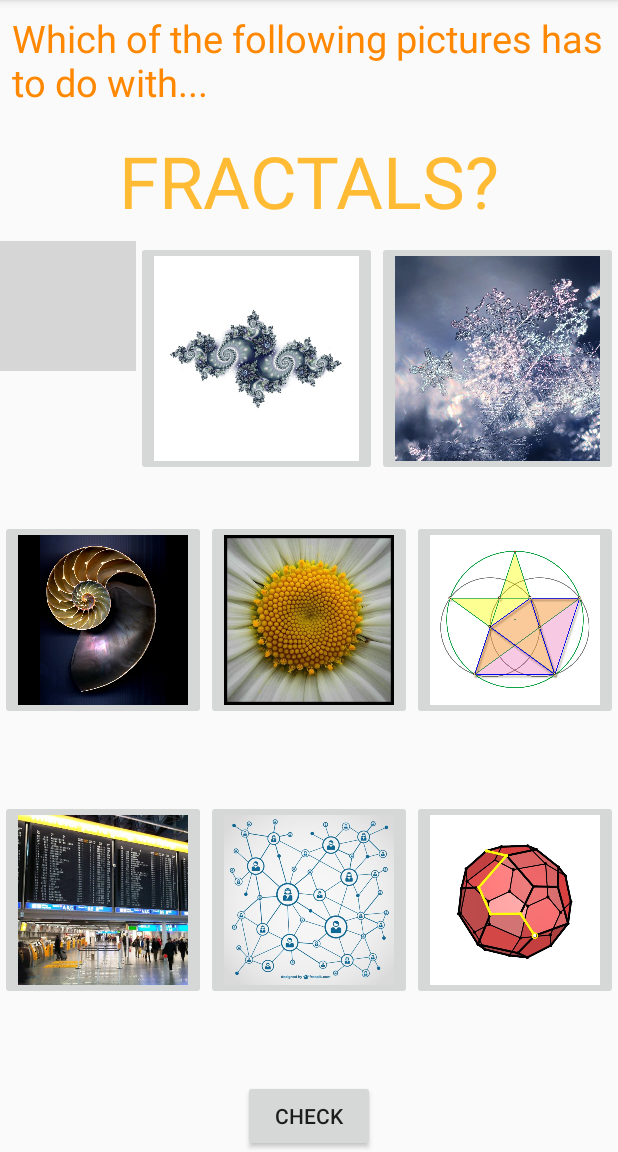
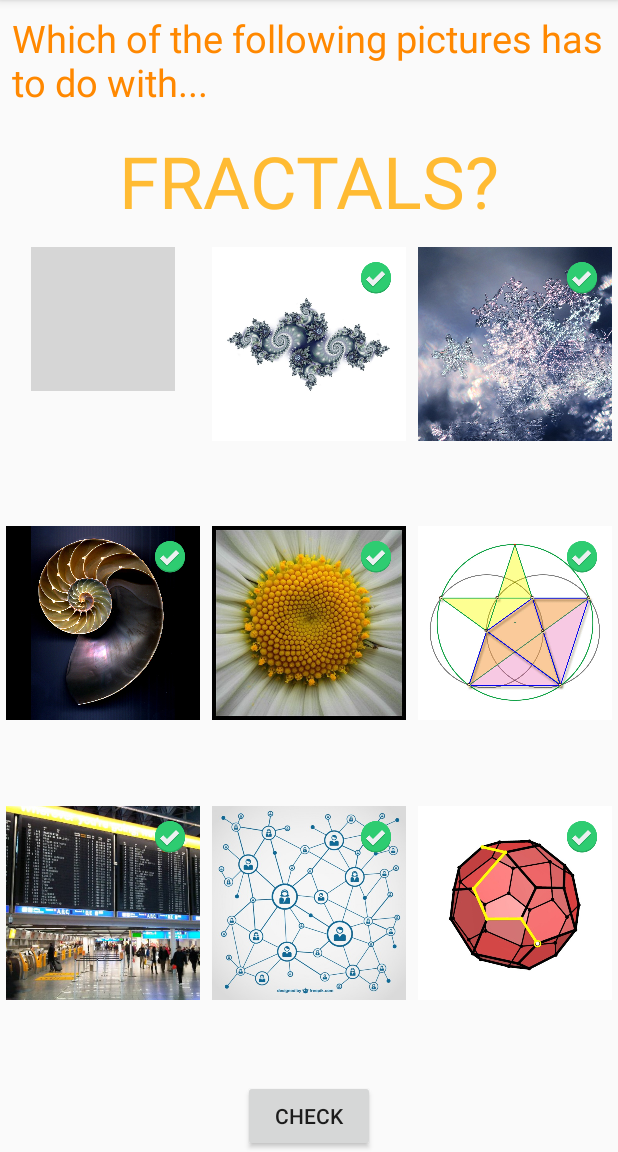
Before and after one commit to jxm-math/MathDiscoveryQuiz3, an Android app: the screen it shows after launch (MainActivity), on a phone screen of 412 x 824 dp, the part 84-1236 px from its top. Run offline under Robolectric (Android 15) with nearby library versions, the phone set to English and light mode, and no system bars; grey boxes are pictures that could not be loaded.

Commit message:
Feat: updated basic layout: grid layout + check picture

```diff
--- a/app/build.gradle
+++ b/app/build.gradle
@@ -24,7 +24,8 @@ dependencies {
     androidTestCompile('com.android.support.test.espresso:espresso-core:2.2.2', {
         exclude group: 'com.android.support', module: 'support-annotations'
     })
-    compile 'com.android.support:appcompat-v7:25.1.1'
+    compile 'com.android.support:appcompat-v7:25.3.0'
     compile 'com.android.support.constraint:constraint-layout:1.0.2'
+    compile 'com.android.support:gridlayout-v7:25.3.0'
     testCompile 'junit:junit:4.12'
 }
--- a/app/src/main/java/com/example/android/mathdiscoveryquiz3/MainActivity.java
+++ b/app/src/main/java/com/example/android/mathdiscoveryquiz3/MainActivity.java
@@ -2,6 +2,9 @@ package com.example.android.mathdiscoveryquiz3;
 
 import android.support.v7.app.AppCompatActivity;
 import android.os.Bundle;
+import android.support.v7.widget.GridLayout;
+import android.view.View;
+import android.widget.ImageButton;
 
 public class MainActivity extends AppCompatActivity {
 
@@ -10,4 +13,17 @@ public class MainActivity extends AppCompatActivity {
         super.onCreate(savedInstanceState);
         setContentView(R.layout.activity_main);
     }
+
+    boolean pict1 = false;
+    boolean pict2 = false;
+    boolean pict3 = false;
+    boolean pict4 = false;
+    boolean pict5 = false;
+    boolean pict6 = false;
+    boolean pict7 = false;
+    boolean pict8 = false;
+    boolean pict9 = false;
+
+
+
 }
--- a/app/src/main/res/layout/activity_main.xml
+++ b/app/src/main/res/layout/activity_main.xml
@@ -1,4 +1,5 @@
 <?xml version="1.0" encoding="utf-8"?>
+
 <LinearLayout xmlns:android="http://schemas.android.com/apk/res/android"
     xmlns:app="http://schemas.android.com/apk/res-auto"
     xmlns:tools="http://schemas.android.com/tools"
@@ -27,132 +28,210 @@
         android:textColor="@android:color/holo_orange_light"
         android:textSize="48sp" />
 
-    <LinearLayout
+    <android.support.v7.widget.GridLayout
+        android:id="@+id/choice_grid"
         android:layout_width="match_parent"
         android:layout_height="0dp"
+        android:layout_centerHorizontal="true"
         android:layout_weight="1"
-        android:orientation="horizontal">
+        app:alignmentMode="alignBounds"
 
-        <View
+        app:columnCount="3"
+        app:rowOrderPreserved="false"
+        app:useDefaultMargins="true">
+
+        <RelativeLayout
             android:layout_width="0dp"
-            android:layout_height="match_parent"
-            android:layout_weight="1" />
+            android:layout_height="0dp"
+            app:layout_columnWeight="1"
+            app:layout_rowWeight="1">
 
-        <LinearLayout
-            android:layout_width="wrap_content"
-            android:layout_height="match_parent"
-            android:layout_weight="0"
-            android:orientation="vertical">
+            <ImageButton
+                android:id="@+id/picture1"
+                style="@style/CheckImageButton"
+                android:src="@drawable/fractal1" />
+
+            <ImageView
+                android:layout_width="24dp"
+                android:layout_height="24dp"
+                android:layout_alignRight="@+id/picture1"
+                android:layout_alignTop="@+id/picture1"
+                android:layout_margin="8dp"
+                android:src="@drawable/check" />
+
+        </RelativeLayout>
+
+        <RelativeLayout
+            android:layout_width="0dp"
+            android:layout_height="0dp"
+            app:layout_columnWeight="1"
+            app:layout_rowWeight="1">
+
+            <ImageButton
+                android:id="@+id/picture2"
+                style="@style/CheckImageButton"
+                android:src="@drawable/fractal2" />
+
+            <ImageView
+                android:layout_width="24dp"
+                android:layout_height="24dp"
+                android:layout_alignRight="@+id/picture2"
+                android:layout_alignTop="@+id/picture2"
+                android:layout_margin="8dp"
+                android:src="@drawable/check" />
+
+        </RelativeLayout>
+
+        <RelativeLayout
+            android:layout_width="0dp"
+            android:layout_height="0dp"
+            app:layout_columnWeight="1"
+            app:layout_rowWeight="1">
+
+            <ImageButton
+                android:id="@+id/picture3"
+                style="@style/CheckImageButton"
+                android:src="@drawable/fractal3" />
+
+            <ImageView
+                android:layout_width="24dp"
+                android:layout_height="24dp"
+                android:layout_alignRight="@+id/picture3"
+                android:layout_alignTop="@+id/picture3"
+                android:layout_margin="8dp"
+                android:src="@drawable/check" />
+
+        </RelativeLayout>
+
+        <RelativeLayout
+            android:layout_width="0dp"
+            android:layout_height="0dp"
+            app:layout_columnWeight="1"
+            app:layout_rowWeight="1">
+
+            <ImageButton
+                android:id="@+id/picture4"
+                style="@style/CheckImageButton"
+                android:src="@drawable/golden1" />
+
+            <ImageView
+                android:layout_width="24dp"
+                android:layout_height="24dp"
+                android:layout_alignRight="@+id/picture4"
+                android:layout_alignTop="@+id/picture4"
+                android:layout_margin="8dp"
+                android:src="@drawable/check" />
+
+        </RelativeLayout>
+
+        <RelativeLayout
+            android:layout_width="0dp"
+            android:layout_height="0dp"
+            app:layout_columnWeight="1"
+            app:layout_rowWeight="1">
+
+            <ImageButton
+                android:id="@+id/picture5"
+                style="@style/CheckImageButton"
+                android:src="@drawable/golden2" />
+
+            <ImageView
+                android:layout_width="24dp"
+                android:layout_height="24dp"
+                android:layout_alignRight="@+id/picture5"
+                android:layout_alignTop="@+id/picture5"
+                android:layout_margin="8dp"
+                android:src="@drawable/check" />
+
+        </RelativeLayout>
+
+        <RelativeLayout
+            android:layout_width="0dp"
+            android:layout_height="0dp"
+            app:layout_columnWeight="1"
+            app:layout_rowWeight="1">
+
+            <ImageButton
+                android:id="@+id/picture6"
+                style="@style/CheckImageButton"
+                android:src="@drawable/golden3" />
+
+            <ImageView
+                android:layout_width="24dp"
+                android:layout_height="24dp"
+                android:layout_alignRight="@+id/picture6"
+                android:layout_alignTop="@+id/picture6"
+                android:layout_margin="8dp"
+                android:src="@drawable/check" />
+
+        </RelativeLayout>
+
+        <RelativeLayout
+            android:layout_width="0dp"
+            android:layout_height="0dp"
+            app:layout_columnWeight="1"
+            app:layout_rowWeight="1">
+
+            <ImageButton
+                android:id="@+id/picture7"
+                style="@style/CheckImageButton"
+                android:src="@drawable/simplex1" />
+
+            <ImageView
+                android:layout_width="24dp"
+                android:layout_height="24dp"
+                android:layout_alignRight="@+id/picture7"
+                android:layout_alignTop="@+id/picture7"
+                android:layout_margin="8dp"
+                android:src="@drawable/check" />
+
+        </RelativeLayout>
+
+        <RelativeLayout
+            android:layout_width="0dp"
+            android:layout_height="0dp"
+            app:layout_columnWeight="1"
+            app:layout_rowWeight="1">
+
+            <ImageButton
+                android:id="@+id/picture8"
+                style="@style/CheckImageButton"
+                android:src="@drawable/simplex2" />
+
+            <ImageView
+                android:layout_width="24dp"
+                android:layout_height="24dp"
+                android:layout_alignRight="@+id/picture8"
+                android:layout_alignTop="@+id/picture8"
+                android:layout_margin="8dp"
+                android:src="@drawable/check" />
+
+        </RelativeLayout>
+
+        <RelativeLayout
+            android:layout_width="0dp"
+            android:layout_height="0dp"
+            app:layout_columnWeight="1"
+            app:layout_rowWeight="1">
+
+            <ImageButton
+                android:id="@+id/picture9"
+                style="@style/CheckImageButton"
+                android:src="@drawable/simplex3" />
+
+            <ImageView
+                android:layout_width="24dp"
+                android:layout_height="24dp"
+                android:layout_alignRight="@+id/picture9"
+                android:layout_alignTop="@+id/picture9"
+                android:layout_margin="8dp"
+                android:src="@drawable/check" />
+
+        </RelativeLayout>
+
+    </android.support.v7.widget.GridLayout>
 
 
-            <LinearLayout
-                android:layout_width="wrap_content"
-                android:layout_height="0dp"
-                android:layout_gravity="center"
-                android:layout_weight="1"
-                android:orientation="horizontal">
-
-                <ImageButton
-                    android:layout_width="0dp"
-                    android:layout_height="wrap_content"
-                    android:layout_weight="1"
-                    android:adjustViewBounds="true"
-                    android:scaleType="centerInside"
-                    android:src="@drawable/fractal1" />
-
-                <ImageButton
-                    android:layout_width="0dp"
-                    android:layout_height="wrap_content"
-                    android:layout_weight="1"
-                    android:adjustViewBounds="true"
-                    android:scaleType="centerInside"
-                    android:src="@drawable/fractal2" />
-
-                <ImageButton
-                    android:layout_width="0dp"
-                    android:layout_height="wrap_content"
-                    android:layout_weight="1"
-                    android:adjustViewBounds="true"
-                    android:scaleType="centerInside"
-                    android:src="@drawable/fractal3" />
-
-            </LinearLayout>
-
-            <LinearLayout
-                android:layout_width="wrap_content"
-                android:layout_height="0dp"
-                android:layout_gravity="center"
-                android:layout_weight="1"
-                android:orientation="horizontal">
-
-                <ImageButton
-                    android:layout_width="0dp"
-                    android:layout_height="wrap_content"
-                    android:layout_weight="1"
-                    android:adjustViewBounds="true"
-                    android:scaleType="centerInside"
-                    android:src="@drawable/golden1" />
-
-                <ImageButton
-                    android:layout_width="0dp"
-                    android:layout_height="wrap_content"
-                    android:layout_weight="1"
-                    android:adjustViewBounds="true"
-                    android:scaleType="centerInside"
-                    android:src="@drawable/golden2" />
-
-                <ImageButton
-                    android:layout_width="0dp"
-                    android:layout_height="wrap_content"
-                    android:layout_weight="1"
-                    android:adjustViewBounds="true"
-                    android:scaleType="centerInside"
-                    android:src="@drawable/golden3" />
-
-            </LinearLayout>
-
-
-            <LinearLayout
-                android:layout_width="wrap_content"
-                android:layout_height="0dp"
-                android:layout_gravity="center"
-                android:layout_weight="1"
-                android:orientation="horizontal">
-
-                <ImageButton
-                    android:layout_width="0dp"
-                    android:layout_height="wrap_content"
-                    android:layout_weight="1"
-                    android:adjustViewBounds="true"
-                    android:scaleType="centerInside"
-                    android:src="@drawable/simplex1" />
-
-                <ImageButton
-                    android:layout_width="0dp"
-                    android:layout_height="wrap_content"
-                    android:layout_weight="1"
-                    android:adjustViewBounds="true"
-                    android:scaleType="centerInside"
-                    android:src="@drawable/simplex2" />
-
-                <ImageButton
-                    android:layout_width="0dp"
-                    android:layout_height="wrap_content"
-                    android:layout_weight="1"
-                    android:adjustViewBounds="true"
-                    android:scaleType="centerInside"
-                    android:src="@drawable/simplex3" />
-
-            </LinearLayout>
-
-        </LinearLayout>
-
-        <View
-            android:layout_width="0dp"
-            android:layout_height="match_parent"
-            android:layout_weight="1" />
-
-    </LinearLayout>
 
     <Button
         android:layout_width="wrap_content"
--- a/app/src/main/res/values/styles.xml
+++ b/app/src/main/res/values/styles.xml
@@ -8,4 +8,14 @@
         <item name="colorAccent">@color/colorAccent</item>
     </style>
 
+    <!-- CheckImageButton style. -->
+    <style name="CheckImageButton">
+        <item name="android:layout_width">wrap_content</item>
+        <item name="android:layout_height">wrap_content</item>
+        <item name="android:layout_centerHorizontal">true</item>
+        <item name="android:adjustViewBounds">true</item>
+        <item name="android:background">@null</item>
+        <item name="android:scaleType">centerInside</item>
+    </style>
+
 </resources>
```
Also changed, not shown: app/src/main/res/drawable/check.png (added).
